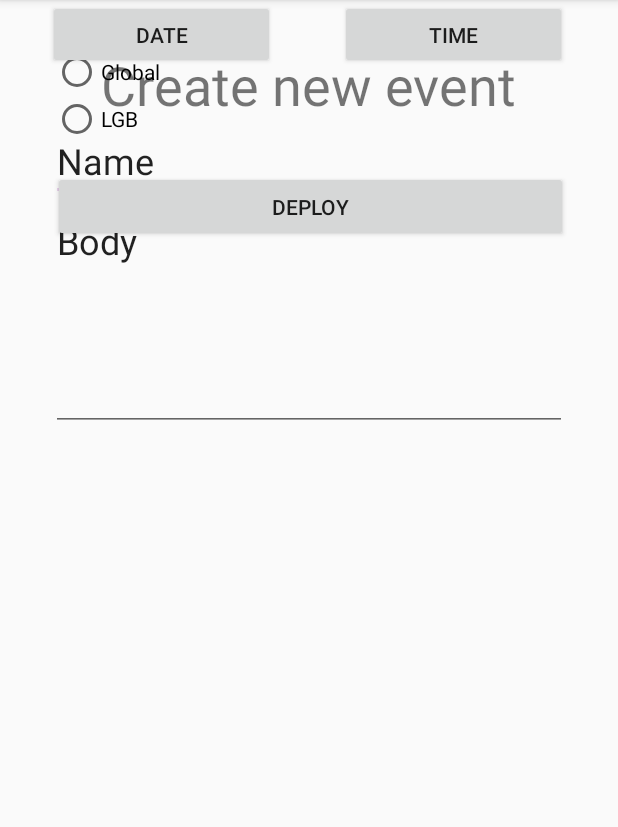
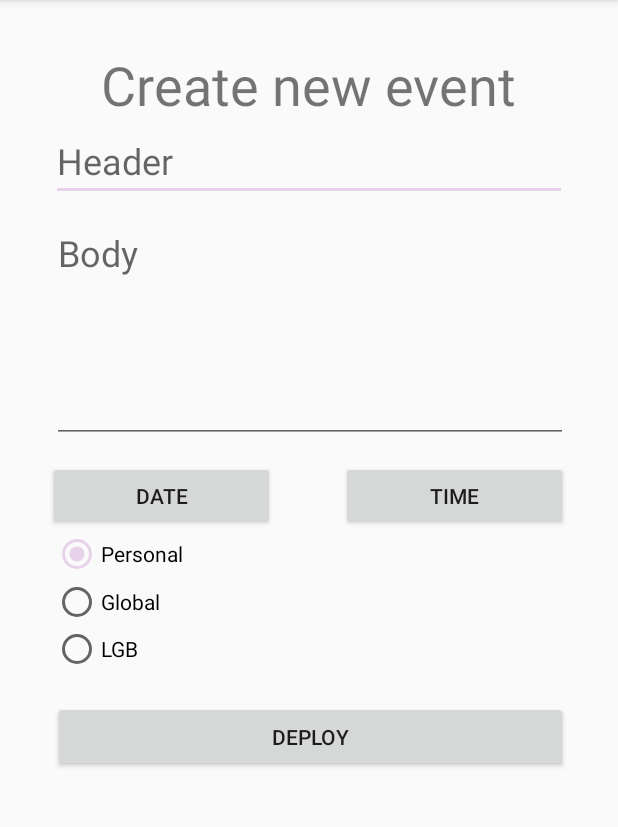
Before and after one commit to Shaniser/BEST_semi-final, an Android app: the CreateEventActivity screen opened directly, with no data from a screen before it, on a phone screen of 412 x 824 dp, the part 84-911 px from its top. Run offline under Robolectric (Android 15) with nearby library versions, the phone set to English and light mode, and no system bars.

Commit message:
Добавлена возможность добавления событий

```diff
--- a/app/src/main/java/com/godelsoft/bestsemi_final/Event.kt
+++ b/app/src/main/java/com/godelsoft/bestsemi_final/Event.kt
@@ -9,7 +9,7 @@ enum class EventCategory {
 
 data class Event(
     var id:             Long,           // ID события
-    var date:           Date,           // Дата и время (Без учёта секунд)
+    var date:           Calendar,       // Дата и время (Без учёта секунд)
     var sender:         String,         // Автор события
     var header:         String,         // Заголовок
     var body:           String,         // Комментарий
--- a/app/src/main/res/layout/activity_create_event.xml
+++ b/app/src/main/res/layout/activity_create_event.xml
@@ -23,8 +23,8 @@
         android:layout_width="344dp"
         android:layout_height="53dp"
         android:ems="10"
+        android:hint="Header"
         android:inputType="textPersonName"
-        android:text="Name"
         android:textSize="24sp"
         app:layout_constraintEnd_toEndOf="parent"
         app:layout_constraintStart_toStartOf="parent"
@@ -34,12 +34,14 @@
         android:id="@+id/bodyEdit"
         android:layout_width="344dp"
         android:layout_height="153dp"
+        android:layout_marginTop="8dp"
         android:ems="10"
         android:gravity="start|top"
+        android:hint="Body"
         android:inputType="textMultiLine"
-        android:text="Body"
         android:textSize="24sp"
         app:layout_constraintEnd_toEndOf="parent"
+        app:layout_constraintHorizontal_bias="0.507"
         app:layout_constraintStart_toStartOf="parent"
         app:layout_constraintTop_toBottomOf="@+id/nameEdit" />
 
@@ -49,7 +51,7 @@
         android:layout_height="94dp"
         app:layout_constraintEnd_toEndOf="parent"
         app:layout_constraintStart_toStartOf="parent"
-        tools:layout_editor_absoluteY="377dp">
+        app:layout_constraintTop_toBottomOf="@+id/timeButton">
 
         <RadioButton
             android:id="@+id/radioPersonal"
@@ -62,7 +64,8 @@
             android:id="@+id/radioGlobal"
             android:layout_width="match_parent"
             android:layout_height="wrap_content"
-            android:text="Global" />
+            android:text="Global"
+            tools:visibility="visible" />
 
         <RadioButton
             android:id="@+id/radioLGB"
@@ -87,18 +90,20 @@
         android:layout_width="151dp"
         android:layout_height="46dp"
         android:layout_marginStart="32dp"
+        android:layout_marginTop="12dp"
         android:text="Date"
         app:layout_constraintStart_toStartOf="parent"
-        tools:layout_editor_absoluteY="302dp" />
+        app:layout_constraintTop_toBottomOf="@+id/bodyEdit" />
 
     <Button
         android:id="@+id/timeButton"
         android:layout_width="151dp"
         android:layout_height="46dp"
+        android:layout_marginTop="12dp"
         android:text="Time"
         app:layout_constraintEnd_toEndOf="parent"
-        app:layout_constraintHorizontal_bias="0.558"
+        app:layout_constraintHorizontal_bias="0.571"
         app:layout_constraintStart_toEndOf="@+id/dateButton"
-        tools:layout_editor_absoluteY="302dp" />
+        app:layout_constraintTop_toBottomOf="@+id/bodyEdit" />
 
 </androidx.constraintlayout.widget.ConstraintLayout>
```
Also changed, not shown: app/src/main/java/com/godelsoft/bestsemi_final/CreateEventActivity.kt (+59 -5 lines), app/src/main/java/com/godelsoft/bestsemi_final/EventAdapter.kt (+6 -1 lines), app/src/main/java/com/godelsoft/bestsemi_final/EventsProvider.kt (+10 -4 lines), app/src/main/java/com/godelsoft/bestsemi_final/MainActivity.kt (+1 -24 lines).
